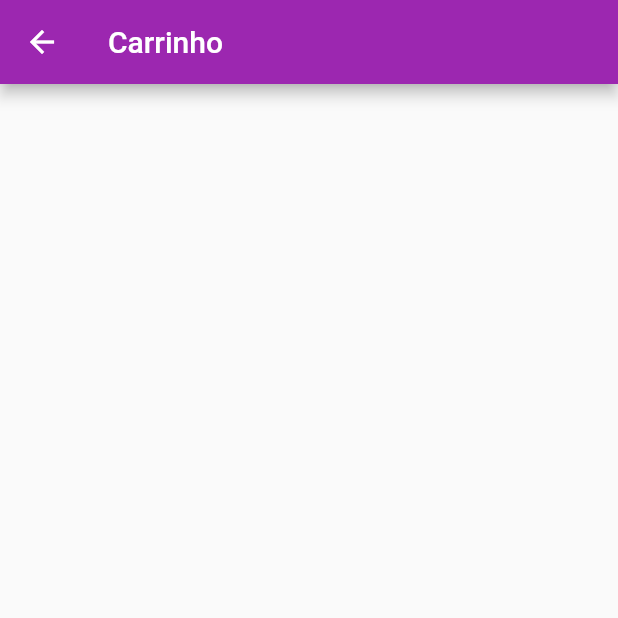
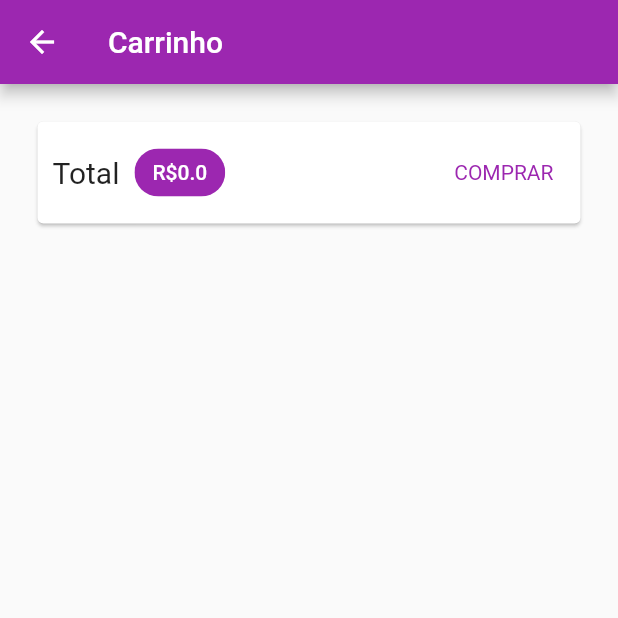
Before and after one commit to jccallves-developer/shop, a Flutter app: the CartPage screen opened by its route, on a phone screen of 412 x 824 dp, the top half of it. Run offline on Flutter 3.47's test engine with Material 2 defaults, Android fonts, the phone set to English and light mode, and no system bars; network calls fail; Roboto replaces fonts that are missing (RobotoCondensed).

Commit message:
#Aula240 - Componente carrinho #01

```diff
--- a/lib/main.dart
+++ b/lib/main.dart
@@ -33,6 +33,13 @@ class MyApp extends StatelessWidget {
           ).copyWith(
             secondary: Colors.deepOrange,
           ),
+          textTheme: ThemeData.light().textTheme.copyWith(
+                headline6: const TextStyle(
+                  fontFamily: 'RobotoCondensed',
+                  fontSize: 20,
+                  color: Colors.white,
+                ),
+              ),
         ),
         home: ProductsOverviewPage(),
         routes: {
--- a/lib/pages/cart_page.dart
+++ b/lib/pages/cart_page.dart
@@ -1,14 +1,59 @@
 import 'package:flutter/material.dart';
+import 'package:provider/provider.dart';
+import 'package:shop/models/cart.dart';
 
 class CartPage extends StatelessWidget {
   const CartPage({Key? key}) : super(key: key);
 
   @override
   Widget build(BuildContext context) {
+    final Cart cart = Provider.of(context);
+
     return Scaffold(
       appBar: AppBar(
         title: Text('Carrinho'),
       ),
+      body: Column(
+        children: [
+          Card(
+            margin: const EdgeInsets.all(25),
+            child: Padding(
+              padding: const EdgeInsets.all(10),
+              child: Row(
+                mainAxisAlignment: MainAxisAlignment.spaceBetween,
+                children: [
+                  Text(
+                    'Total',
+                    style: TextStyle(
+                      fontSize: 20,
+                    ),
+                  ),
+                  SizedBox(width: 10),
+                  Chip(
+                    backgroundColor: Theme.of(context).colorScheme.primary,
+                    label: Text(
+                      'R\$${cart.totalAmount}',
+                      style: TextStyle(
+                        color: Theme.of(context).textTheme.headline6?.color,
+                      ),
+                    ),
+                  ),
+                  Spacer(),
+                  TextButton(
+                    child: Text('COMPRAR'),
+                    style: TextButton.styleFrom(
+                      textStyle: TextStyle(
+                        color: Theme.of(context).colorScheme.primary,
+                      ),
+                    ),
+                    onPressed: () {},
+                  ),
+                ],
+              ),
+            ),
+          )
+        ],
+      ),
     );
   }
 }
```
